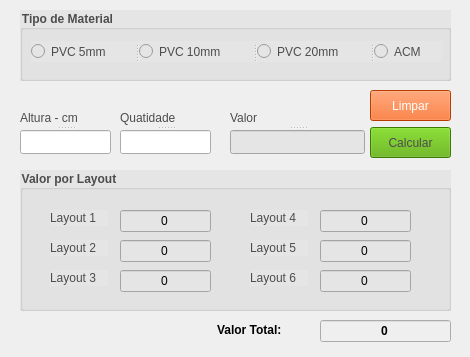
Before: the Qt Designer form letra_caixa.ui in GiulianoVianna/Calculo_Letra_Caixa, drawn with Qt 5.
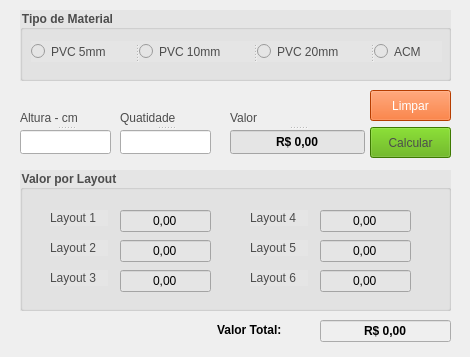
After: the same form once the commit is applied. Icons and pictures are not drawn.

Commit message: Atualização de layout e código

What changed in the file:
```diff
--- a/letra_caixa.ui
+++ b/letra_caixa.ui
@@ -196,7 +196,7 @@
      <string notr="true">color: rgb(0, 0, 0);</string>
     </property>
     <property name="text">
-     <string>0</string>
+     <string>0,00</string>
     </property>
     <property name="alignment">
      <set>Qt::AlignCenter</set>
@@ -218,7 +218,7 @@
      <string notr="true">color: rgb(0, 0, 0);</string>
     </property>
     <property name="text">
-     <string>0</string>
+     <string>0,00</string>
     </property>
     <property name="alignment">
      <set>Qt::AlignCenter</set>
@@ -240,7 +240,7 @@
      <string notr="true">color: rgb(0, 0, 0);</string>
     </property>
     <property name="text">
-     <string>0</string>
+     <string>0,00</string>
     </property>
     <property name="alignment">
      <set>Qt::AlignCenter</set>
@@ -330,7 +330,7 @@
      <string/>
     </property>
     <property name="text">
-     <string>0</string>
+     <string>0,00</string>
     </property>
     <property name="alignment">
      <set>Qt::AlignCenter</set>
@@ -352,7 +352,7 @@
      <string notr="true">color: rgb(0, 0, 0);</string>
     </property>
     <property name="text">
-     <string>0</string>
+     <string>0,00</string>
     </property>
     <property name="alignment">
      <set>Qt::AlignCenter</set>
@@ -374,7 +374,7 @@
      <string notr="true">color: rgb(0, 0, 0);</string>
     </property>
     <property name="text">
-     <string>0</string>
+     <string>0,00</string>
     </property>
     <property name="alignment">
      <set>Qt::AlignCenter</set>
@@ -435,7 +435,7 @@
     <string notr="true">color: rgb(0, 0, 0);</string>
    </property>
    <property name="text">
-    <string>0</string>
+    <string>R$ 0,00</string>
    </property>
    <property name="alignment">
     <set>Qt::AlignCenter</set>
@@ -493,6 +493,9 @@
      <string notr="true">background-color: rgb(229, 229, 229);
 color: rgb(0, 0, 0);</string>
     </property>
+    <property name="text">
+     <string>R$ 0,00</string>
+    </property>
     <property name="alignment">
      <set>Qt::AlignCenter</set>
     </property>
```
The commit also changes 1 other file.
